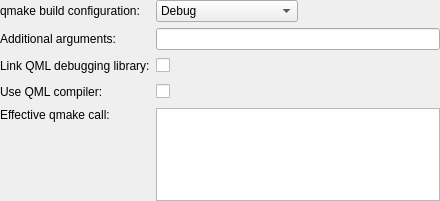
Old version of the form src/plugins/qmakeprojectmanager/qmakestep.ui in the repository qt-creator/qt-creator.
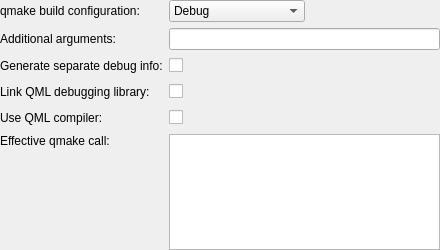
New version of the form. Icons and pictures are not drawn.

Commit message:
Qmake: Add an option to put debug info into separate files
Also, prepare for setting this automatically once we get a
distinct "Profile" build configuration.

Task-number: QTCREATORBUG-14009

Patch:
```diff
--- a/src/plugins/qmakeprojectmanager/qmakestep.ui
+++ b/src/plugins/qmakeprojectmanager/qmakestep.ui
@@ -7,7 +7,7 @@
     <x>0</x>
     <y>0</y>
     <width>440</width>
-    <height>201</height>
+    <height>250</height>
    </rect>
   </property>
   <layout class="QFormLayout" name="formLayout">
@@ -35,7 +35,7 @@
    </item>
    <item row="0" column="1">
     <widget class="QWidget" name="buildConfigurrationWidget" native="true">
-     <layout class="QHBoxLayout" name="horizontalLayout_2">
+     <layout class="QHBoxLayout" name="horizontalLayout_0">
       <property name="leftMargin">
        <number>0</number>
       </property>
@@ -95,15 +95,60 @@
     <widget class="QLineEdit" name="qmakeAdditonalArgumentsLineEdit"/>
    </item>
    <item row="2" column="0">
+    <widget class="QLabel" name="separateDebugInfoLabel">
+     <property name="text">
+      <string>Generate separate debug info:</string>
+     </property>
+    </widget>
+   </item>
+   <item row="2" column="1">
+    <widget class="QWidget" name="widget_2" native="true">
+     <layout class="QHBoxLayout" name="horizontalLayout_2">
+      <property name="leftMargin">
+       <number>0</number>
+      </property>
+      <property name="topMargin">
+       <number>0</number>
+      </property>
+      <property name="rightMargin">
+       <number>0</number>
+      </property>
+      <property name="bottomMargin">
+       <number>0</number>
+      </property>
+      <item>
+       <widget class="QCheckBox" name="separateDebugInfoCheckBox">
+        <property name="text">
+         <string/>
+        </property>
+       </widget>
+      </item>
+      <item>
+       <spacer name="horizontalSpacer_2">
+        <property name="orientation">
+         <enum>Qt::Horizontal</enum>
+        </property>
+        <property name="sizeHint" stdset="0">
+         <size>
+          <width>40</width>
+          <height>20</height>
+         </size>
+        </property>
+       </spacer>
+      </item>
+     </layout>
+    </widget>
+   </item>
+   <item row="3" column="0">
     <widget class="QLabel" name="debuggingLibraryLabel">
      <property name="text">
       <string>Link QML debugging library:</string>
      </property>
     </widget>
    </item>
-   <item row="2" column="1">
-    <widget class="QWidget" name="widget" native="true">
-     <layout class="QHBoxLayout" name="horizontalLayout">
+   <item row="3" column="1">
+    <widget class="QWidget" name="widget_3" native="true">
+     <layout class="QHBoxLayout" name="horizontalLayout_3">
       <property name="leftMargin">
        <number>0</number>
       </property>
@@ -138,7 +183,7 @@
        </widget>
       </item>
       <item>
-       <spacer name="horizontalSpacer">
+       <spacer name="horizontalSpacer_3">
         <property name="orientation">
          <enum>Qt::Horizontal</enum>
         </property>
@@ -153,15 +198,15 @@
      </layout>
     </widget>
    </item>
-   <item row="3" column="0">
+   <item row="4" column="0">
     <widget class="QLabel" name="qtQuickCompilerLabel">
      <property name="text">
       <string>Use QML compiler:</string>
      </property>
     </widget>
    </item>
-   <item row="3" column="1">
-    <widget class="QWidget" name="widget_3" native="true">
+   <item row="4" column="1">
+    <widget class="QWidget" name="widget_4" native="true">
      <layout class="QHBoxLayout" name="horizontalLayout_4">
       <property name="leftMargin">
        <number>0</number>
@@ -197,7 +242,7 @@
        </widget>
       </item>
       <item>
-       <spacer name="horizontalSpacer_3">
+       <spacer name="horizontalSpacer_4">
         <property name="orientation">
          <enum>Qt::Horizontal</enum>
         </property>
@@ -212,7 +257,7 @@
      </layout>
     </widget>
    </item>
-   <item row="4" column="0">
+   <item row="5" column="0">
     <widget class="QLabel" name="label">
      <property name="text">
       <string>Effective qmake call:</string>
@@ -222,7 +267,7 @@
      </property>
     </widget>
    </item>
-   <item row="4" column="1">
+   <item row="5" column="1">
     <widget class="QPlainTextEdit" name="qmakeArgumentsEdit">
      <property name="enabled">
       <bool>true</bool>
```
Left out of the diff: 2 changed lines with no effect on the pictures. The commit also changes 2 other files.
